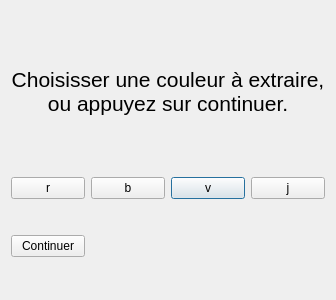
Above: TP_LOG2810_Qt/extractionGraphe.ui from CharlesTousignant/LOG2810TP before the change. Below: the same form after it.
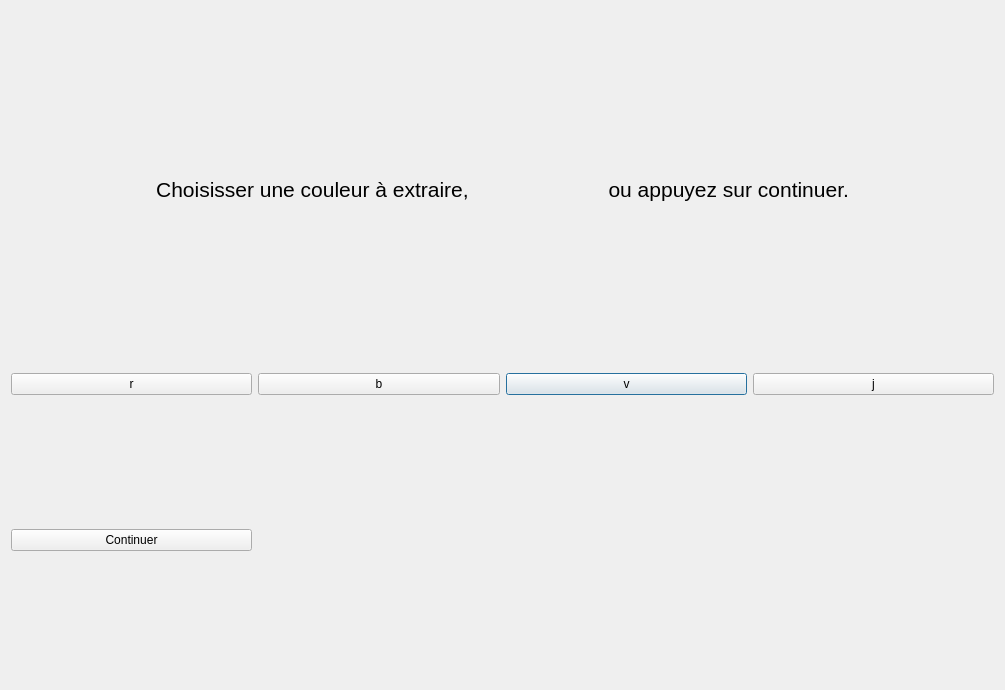
That is the form after the change.

What changed in the file:
```diff
--- a/TP_LOG2810_Qt/extractionGraphe.ui
+++ b/TP_LOG2810_Qt/extractionGraphe.ui
@@ -6,8 +6,8 @@
    <rect>
     <x>0</x>
     <y>0</y>
-    <width>336</width>
-    <height>300</height>
+    <width>1005</width>
+    <height>690</height>
    </rect>
   </property>
   <property name="sizePolicy">
```
Left out of the diff: 4 changed lines with no effect on the pictures.
